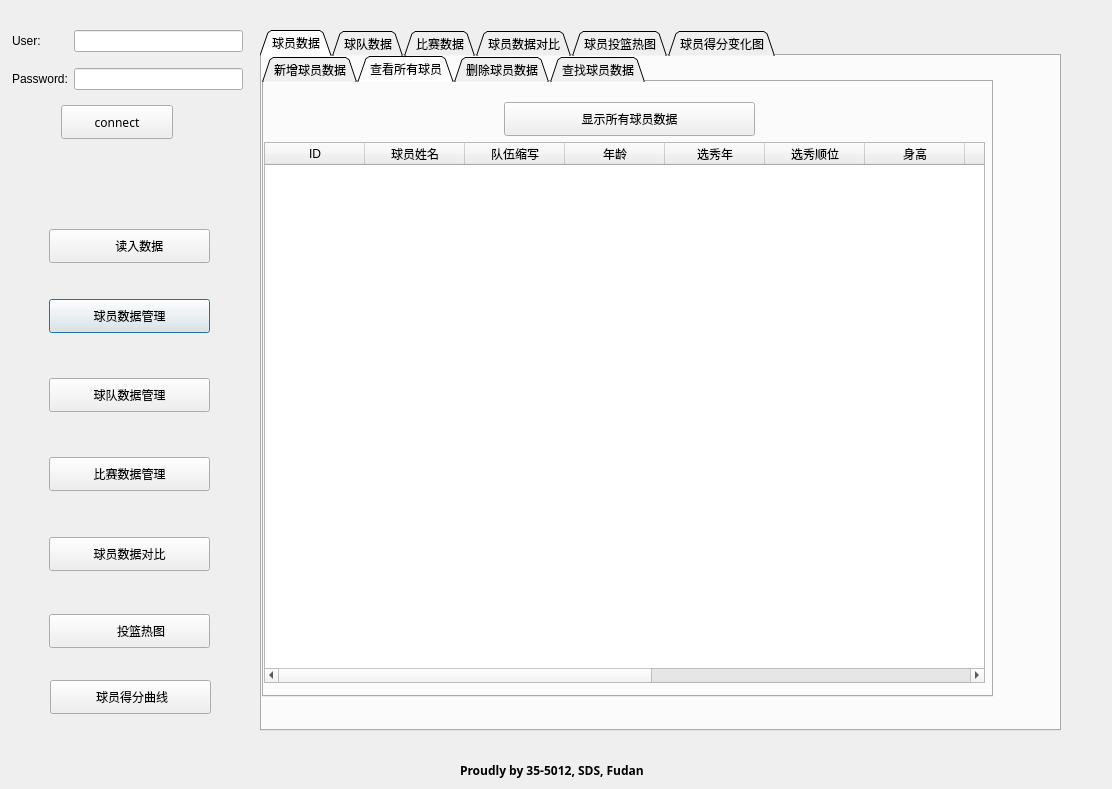
Above: venv/main.ui from pickerxxr/Database_project_5012 before the change. Below: the same form after it.
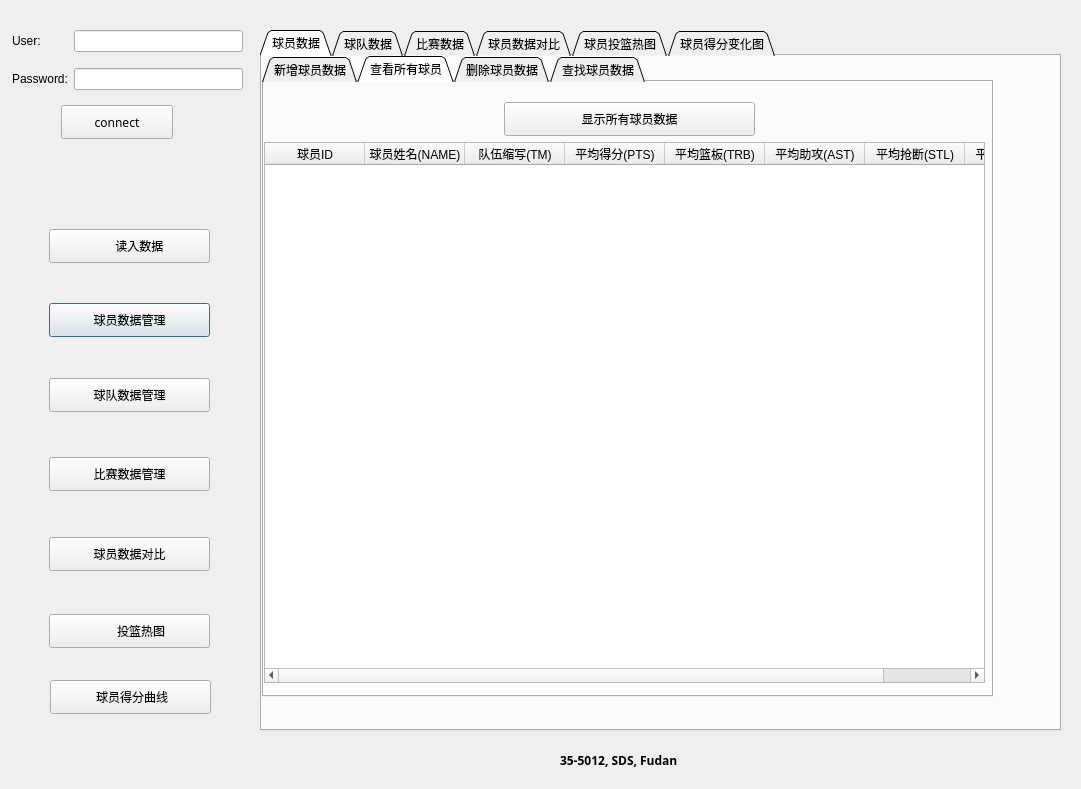
That is the form after the change. The open tabs and pages were chosen to show the change. Icons and pictures are not drawn.

```diff
--- a/venv/main.ui
+++ b/venv/main.ui
@@ -6,7 +6,7 @@
    <rect>
     <x>0</x>
     <y>0</y>
-    <width>1112</width>
+    <width>1081</width>
     <height>789</height>
    </rect>
   </property>
@@ -17,7 +17,7 @@
    <property name="geometry">
     <rect>
      <x>49</x>
-     <y>299</y>
+     <y>303</y>
      <width>161</width>
      <height>34</height>
     </rect>
@@ -683,67 +683,42 @@
        </property>
        <column>
         <property name="text">
-         <string>ID</string>
+         <string>球员ID</string>
         </property>
        </column>
        <column>
         <property name="text">
-         <string>球员姓名</string>
+         <string>球员姓名(NAME)</string>
         </property>
        </column>
        <column>
         <property name="text">
-         <string>队伍缩写</string>
+         <string>队伍缩写(TM)</string>
         </property>
        </column>
        <column>
         <property name="text">
-         <string>年龄</string>
+         <string>平均得分(PTS)</string>
         </property>
        </column>
        <column>
         <property name="text">
-         <string>选秀年</string>
+         <string>平均篮板(TRB)</string>
         </property>
        </column>
        <column>
         <property name="text">
-         <string>选秀顺位</string>
+         <string>平均助攻(AST)</string>
         </property>
        </column>
        <column>
         <property name="text">
-         <string>身高</string>
+         <string>平均抢断(STL)</string>
         </property>
        </column>
        <column>
         <property name="text">
-         <string>体重</string>
-        </property>
-       </column>
-       <column>
-        <property name="text">
-         <string>大学院校</string>
-        </property>
-       </column>
-       <column>
-        <property name="text">
-         <string>国家</string>
-        </property>
-       </column>
-       <column>
-        <property name="text">
-         <string>生涯得分</string>
-        </property>
-       </column>
-       <column>
-        <property name="text">
-         <string>生涯篮板</string>
-        </property>
-       </column>
-       <column>
-        <property name="text">
-         <string>生涯助攻</string>
+         <string>平均盖帽(BLK)</string>
         </property>
        </column>
       </widget>
@@ -2413,8 +2388,8 @@
   <widget class="QLabel" name="copyright_label">
    <property name="geometry">
     <rect>
-     <x>460</x>
-     <y>760</y>
+     <x>560</x>
+     <y>750</y>
      <width>301</width>
      <height>20</height>
     </rect>
@@ -2427,7 +2402,7 @@
     </font>
    </property>
    <property name="text">
-    <string>Proudly by 35-5012, SDS, Fudan</string>
+    <string>35-5012, SDS, Fudan</string>
    </property>
   </widget>
   <widget class="QWidget" name="gridLayoutWidget">
```
Left out of the diff: 2 changed lines with no effect on the pictures.
